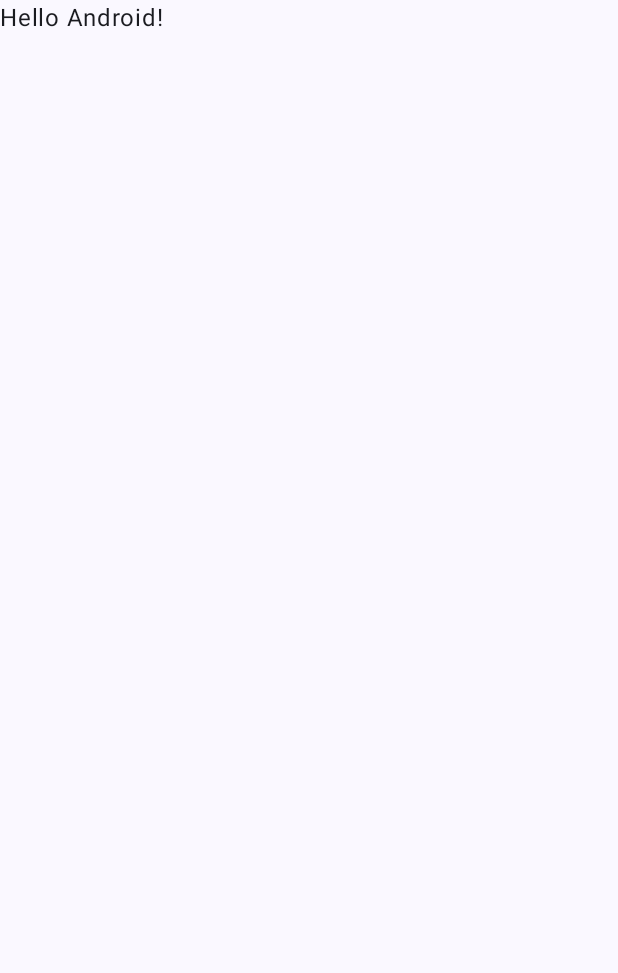
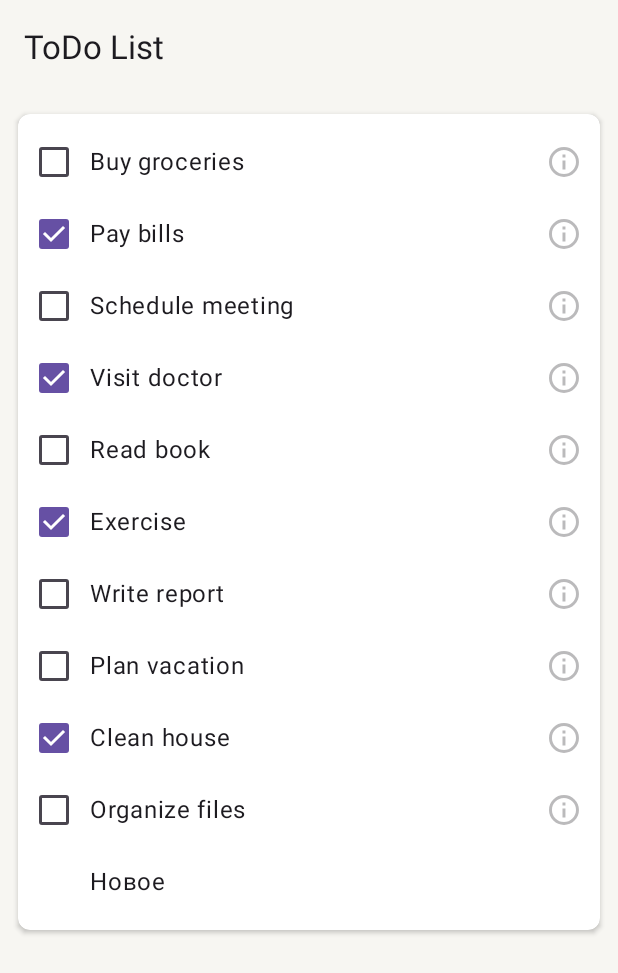
Before and after one commit to Max-Andersen/ToDoApp, an Android app built with Jetpack Compose: the screen it shows after launch (MainActivity), on a phone screen of 412 x 824 dp. Before the commit the part shown is almost empty. Shown: the top 973 px of the screen. Run offline under Robolectric (Android 15) with nearby library versions, the phone set to English and light mode, and no system bars.

Commit message:
feature: заготовка под экран todo'шек

```diff
--- a/app/src/main/java/com/toloknov/summerschool/todoapp/MainActivity.kt
+++ b/app/src/main/java/com/toloknov/summerschool/todoapp/MainActivity.kt
@@ -3,6 +3,7 @@ package com.toloknov.summerschool.todoapp
 import android.os.Bundle
 import androidx.activity.ComponentActivity
 import androidx.activity.compose.setContent
+import androidx.activity.enableEdgeToEdge
 import androidx.compose.foundation.layout.fillMaxSize
 import androidx.compose.material3.MaterialTheme
 import androidx.compose.material3.Surface
@@ -10,20 +11,20 @@ import androidx.compose.material3.Text
 import androidx.compose.runtime.Composable
 import androidx.compose.ui.Modifier
 import androidx.compose.ui.tooling.preview.Preview
+import androidx.navigation.compose.rememberNavController
+import com.toloknov.summerschool.todoapp.ui.AppNavGraph
 import com.toloknov.summerschool.todoapp.ui.theme.ToDoAppTheme
 
 class MainActivity : ComponentActivity() {
     override fun onCreate(savedInstanceState: Bundle?) {
         super.onCreate(savedInstanceState)
+        enableEdgeToEdge()
         setContent {
             ToDoAppTheme {
-                // A surface container using the 'background' color from the theme
-                Surface(
-                    modifier = Modifier.fillMaxSize(),
-                    color = MaterialTheme.colorScheme.background
-                ) {
-                    Greeting("Android")
-                }
+                AppNavGraph(
+                    startDestination = "list",
+                    navController = rememberNavController()
+                )
             }
         }
     }
--- a/app/src/main/java/com/toloknov/summerschool/todoapp/data/repository/TodoItemsRepositoryImpl.kt
+++ b/app/src/main/java/com/toloknov/summerschool/todoapp/data/repository/TodoItemsRepositoryImpl.kt
@@ -1,5 +1,6 @@
 package com.toloknov.summerschool.todoapp.data.repository
 
+import android.util.Log
 import com.toloknov.summerschool.todoapp.data.mapper.toDomain
 import com.toloknov.summerschool.todoapp.data.mapper.toEntity
 import com.toloknov.summerschool.todoapp.data.model.TodoItemEntity
@@ -7,6 +8,8 @@ import com.toloknov.summerschool.todoapp.domain.api.TodoItemsRepository
 import com.toloknov.summerschool.todoapp.domain.model.ItemImportance
 import com.toloknov.summerschool.todoapp.domain.model.TodoItem
 import kotlinx.coroutines.flow.Flow
+import kotlinx.coroutines.flow.MutableStateFlow
+import kotlinx.coroutines.flow.asStateFlow
 import kotlinx.coroutines.flow.flow
 import java.time.Instant
 import java.time.ZoneId
@@ -98,22 +101,45 @@ class TodoItemsRepositoryImpl : TodoItemsRepository {
         )
     )
 
-    override fun getAllItems(): Flow<TodoItem> = flow { items.forEach { emit(it.toDomain()) } }
+    private val dataFlow: MutableStateFlow<List<TodoItemEntity>> = MutableStateFlow(items)
+
+    override fun getAllItems(): Flow<List<TodoItem>> =
+        flow {
+            dataFlow.collect{
+                Log.d("TodoItemsRepositoryImpl", "collect ${dataFlow.value.size}")
+
+                emit(it.map { it.toDomain() })
+            }
+        }
 
     override suspend fun getById(itemId: String): TodoItem? =
-        items.find { entity -> entity.id == itemId }?.toDomain()
+        dataFlow.value.find { entity -> entity.id == itemId }?.toDomain()
 
     override suspend fun addItem(item: TodoItem) {
-        items.add(item.toEntity())
+        val newList = dataFlow.value.toMutableList()
+        newList.add(item.toEntity())
+        dataFlow.value = newList
     }
 
     override suspend fun updateItem(item: TodoItem) {
         val index = items.indexOfFirst { it.id == item.id }
+        if (index == -1) return
         items[index] = item.toEntity()
+    }
+
+    override suspend fun setDoneStatusForItem(itemId: String, isDone: Boolean) {
+        val items = dataFlow.value.toMutableList()
+        val index = items.indexOfFirst { it.id == itemId }
+        if (index == -1) return
+        items[index] = items[index].copy(isDone = isDone)
+        dataFlow.emit(items)
+        Log.d("TodoItemsRepositoryImpl", "setDoneStatusForItem: $itemId, $isDone")
+        Log.d("TodoItemsRepositoryImpl", "${dataFlow.value.size}")
     }
 
     override suspend fun removeItem(itemId: String) {
         val index = items.indexOfFirst { it.id == itemId }
+        if (index == -1) return
         items.removeAt(index)
     }
 }
--- a/app/src/main/java/com/toloknov/summerschool/todoapp/domain/api/TodoItemsRepository.kt
+++ b/app/src/main/java/com/toloknov/summerschool/todoapp/domain/api/TodoItemsRepository.kt
@@ -4,7 +4,7 @@ import com.toloknov.summerschool.todoapp.domain.model.TodoItem
 import kotlinx.coroutines.flow.Flow
 
 interface TodoItemsRepository {
-    fun getAllItems(): Flow<TodoItem>
+    fun getAllItems(): Flow<List<TodoItem>>
 
     suspend fun getById(itemId: String): TodoItem?
 
@@ -12,5 +12,7 @@ interface TodoItemsRepository {
 
     suspend fun updateItem(item: TodoItem)
 
+    suspend fun setDoneStatusForItem(itemId: String, isDone: Boolean)
+
     suspend fun removeItem(itemId: String)
 }
--- /dev/null
+++ b/app/src/main/java/com/toloknov/summerschool/todoapp/ui/AppNavGraph.kt
@@ -0,0 +1,22 @@
+package com.toloknov.summerschool.todoapp.ui
+
+import androidx.compose.runtime.Composable
+import androidx.navigation.NavHostController
+import androidx.navigation.compose.NavHost
+import androidx.navigation.compose.composable
+import com.toloknov.summerschool.todoapp.ui.list.TodoItemsList
+
+@Composable
+fun AppNavGraph(
+    startDestination: String,
+    navController: NavHostController
+) {
+    NavHost(
+        navController = navController,
+        startDestination = startDestination
+    ) {
+        composable("list") {
+            TodoItemsList()
+        }
+    }
+}
--- /dev/null
+++ b/app/src/main/java/com/toloknov/summerschool/todoapp/ui/list/TodoItemUi.kt
@@ -0,0 +1,27 @@
+package com.toloknov.summerschool.todoapp.ui.list
+
+import com.toloknov.summerschool.todoapp.domain.model.ItemImportance
+import com.toloknov.summerschool.todoapp.domain.model.TodoItem
+import com.toloknov.summerschool.todoapp.ui.utils.convertToReadable
+
+data class TodoItemUi(
+    val id: String,
+    val text: String,
+    val importance: ItemImportance,
+    val isDone: Boolean,
+    val creationDate: String,
+
+    val deadlineTs: String? = null,
+    val updateTs: String? = null
+)
+
+
+fun TodoItem.toUiModel() = TodoItemUi(
+    id = id,
+    text = text,
+    importance = importance,
+    isDone = isDone,
+    creationDate = creationDate.convertToReadable() ?: "",
+    deadlineTs = deadlineTs?.convertToReadable() ?: "",
+    updateTs = updateTs?.convertToReadable() ?: ""
+)
--- /dev/null
+++ b/app/src/main/java/com/toloknov/summerschool/todoapp/ui/list/TodoItemsList.kt
@@ -0,0 +1,161 @@
+package com.toloknov.summerschool.todoapp.ui.list
+
+import androidx.compose.foundation.background
+import androidx.compose.foundation.layout.Box
+import androidx.compose.foundation.layout.Row
+import androidx.compose.foundation.layout.Spacer
+import androidx.compose.foundation.layout.fillMaxWidth
+import androidx.compose.foundation.layout.padding
+import androidx.compose.foundation.layout.requiredHeight
+import androidx.compose.foundation.layout.size
+import androidx.compose.foundation.lazy.LazyColumn
+import androidx.compose.foundation.lazy.items
+import androidx.compose.foundation.shape.RoundedCornerShape
+import androidx.compose.material3.Checkbox
+import androidx.compose.material3.ExperimentalMaterial3Api
+import androidx.compose.material3.Icon
+import androidx.compose.material3.IconButton
+import androidx.compose.material3.MaterialTheme
+import androidx.compose.material3.Scaffold
+import androidx.compose.material3.Text
+import androidx.compose.material3.TopAppBar
+import androidx.compose.runtime.Composable
+import androidx.compose.runtime.collectAsState
+import androidx.compose.runtime.getValue
+import androidx.compose.ui.Alignment
+import androidx.compose.ui.Modifier
+import androidx.compose.ui.draw.clip
+import androidx.compose.ui.draw.shadow
+import androidx.compose.ui.res.painterResource
+import androidx.compose.ui.tooling.preview.Preview
+import androidx.compose.ui.unit.dp
+import androidx.lifecycle.viewmodel.compose.viewModel
+import com.toloknov.summerschool.todoapp.R
+import com.toloknov.summerschool.todoapp.domain.model.ItemImportance
+import com.toloknov.summerschool.todoapp.ui.theme.PADDING_MEDIUM
+import com.toloknov.summerschool.todoapp.ui.theme.ToDoAppTheme
+import com.toloknov.summerschool.todoapp.ui.utils.convertToReadable
+import java.time.ZonedDateTime
+
+@Composable
+fun TodoItemsList() {
+    val viewModel: TodoItemsListViewModel = viewModel()
+
+    val uiState by viewModel.uiState.collectAsState()
+
+    TodoItemsStateless(
+        items = uiState.items,
+        showDoneItems = uiState.showDoneItems,
+        reduce = viewModel::reduce
+    )
+
+}
+
+@OptIn(ExperimentalMaterial3Api::class)
+@Composable
+private fun TodoItemsStateless(
+    items: List<TodoItemUi>,
+    showDoneItems: Boolean,
+    reduce: (TodoItemsListIntent) -> Unit
+) {
+    Scaffold(
+        modifier = Modifier,
+        topBar = {
+            TopAppBar(title = { Text("ToDo List") })
+        },
+        containerColor = MaterialTheme.colorScheme.surface
+    ) { paddingValues ->
+        LazyColumn(
+            modifier = Modifier
+                .padding(paddingValues)
+                .padding(12.dp)
+                .shadow(2.dp, RoundedCornerShape(PADDING_MEDIUM))
+                .clip(RoundedCornerShape(PADDING_MEDIUM))
+                .background(MaterialTheme.colorScheme.surfaceContainer),
+        ) {
+            item {
+                Spacer(modifier = Modifier.size(PADDING_MEDIUM))
+            }
+            items(items, key = { it.id }) { itemUi ->
+                TodoListItem(
+                    modifier = Modifier.requiredHeight(48.dp),
+                    itemUi = itemUi,
+                    clickOnItem = { reduce(TodoItemsListIntent.ClickOnShowDone) },
+                    onChangeStatus = { newStatus ->
+                        reduce(TodoItemsListIntent.ChangeItemStatus(itemUi.id, newStatus))
+                    },
+                    onDelete = { reduce(TodoItemsListIntent.DeleteItem(itemUi.id)) }
+                )
+            }
+            item {
+                Box(
+                    modifier = Modifier
+                        .padding(start = 48.dp)
+                        .requiredHeight(48.dp),
+                    contentAlignment = Alignment.Center
+                ) {
+                    Text(
+                        text = "Новое",
+                    )
+                }
+
+            }
+            item {
+                Spacer(modifier = Modifier.size(PADDING_MEDIUM))
+            }
+        }
+
+
+    }
+}
+
+@Composable
+private fun TodoListItem(
+    modifier: Modifier = Modifier,
+    itemUi: TodoItemUi,
+    clickOnItem: () -> Unit,
+    onChangeStatus: (Boolean) -> Unit,
+    onDelete: () -> Unit
+) {
+    Row(
+        modifier = modifier
+            .fillMaxWidth(),
+        verticalAlignment = Alignment.CenterVertically
+    ) {
+        Checkbox(
+            checked = itemUi.isDone,
+            onCheckedChange = { newStatus -> onChangeStatus(newStatus) })
+        Text(
+            modifier = Modifier
+                .weight(1f),
+            text = itemUi.text
+        )
+        IconButton(onClick = clickOnItem) {
+            Icon(
+                painter = painterResource(id = R.drawable.ic_info_24),
+                contentDescription = null
+            )
+        }
+    }
+}
+
+@Preview
+@Composable
+private fun TodoItemListPreview() {
+    ToDoAppTheme {
+        TodoItemsStateless(
+            items = listOf(
+                TodoItemUi(
+                    id = "1",
+                    text = "Купить хлеб",
+                    importance = ItemImportance.LOW,
+                    creationDate = ZonedDateTime.now().convertToReadable() ?: "",
+                    isDone = false,
+                    updateTs = null
+                )
+            ),
+            reduce = {},
+            showDoneItems = true
+        )
+    }
+}
--- /dev/null
+++ b/app/src/main/java/com/toloknov/summerschool/todoapp/ui/list/TodoItemsListViewModel.kt
@@ -0,0 +1,77 @@
+package com.toloknov.summerschool.todoapp.ui.list
+
+import androidx.lifecycle.ViewModel
+import androidx.lifecycle.viewModelScope
+import com.toloknov.summerschool.todoapp.data.repository.TodoItemsRepositoryImpl
+import com.toloknov.summerschool.todoapp.domain.api.TodoItemsRepository
+import com.toloknov.summerschool.todoapp.domain.model.TodoItem
+import kotlinx.coroutines.flow.MutableSharedFlow
+import kotlinx.coroutines.flow.MutableStateFlow
+import kotlinx.coroutines.flow.SharedFlow
+import kotlinx.coroutines.flow.SharingStarted
+import kotlinx.coroutines.flow.StateFlow
+import kotlinx.coroutines.flow.asSharedFlow
+import kotlinx.coroutines.flow.combine
+import kotlinx.coroutines.flow.stateIn
+import kotlinx.coroutines.flow.update
+import kotlinx.coroutines.launch
+
+class TodoItemsListViewModel(
+    private val todoItemsRepository: TodoItemsRepository = TodoItemsRepositoryImpl()
+) : ViewModel() {
+
+    private val allItems = todoItemsRepository.getAllItems()
+
+    private val _uiState: MutableStateFlow<TodoItemsListUiState> =
+        MutableStateFlow(TodoItemsListUiState())
+
+
+    val uiState: StateFlow<TodoItemsListUiState> =
+        combine(allItems, _uiState) { items, uiState ->
+            val itemsToShow = if (uiState.showDoneItems) items else items.filter { !it.isDone }
+
+            TodoItemsListUiState(
+                items = itemsToShow.map { it.toUiModel() },
+                showDoneItems = uiState.showDoneItems
+            )
+        }.stateIn(viewModelScope, SharingStarted.WhileSubscribed(), TodoItemsListUiState())
+
+
+    private val _effect = MutableSharedFlow<TodoItemsListEffect>()
+    val effect: SharedFlow<TodoItemsListEffect> = _effect.asSharedFlow()
+
+    fun reduce(intent: TodoItemsListIntent) = viewModelScope.launch {
+        when (intent) {
+            is TodoItemsListIntent.ClickOnShowDone -> {
+                _uiState.update { lastState ->
+                    lastState.copy(
+                        showDoneItems = !lastState.showDoneItems
+                    )
+                }
+            }
+
+            is TodoItemsListIntent.DeleteItem -> {
+                todoItemsRepository.removeItem(intent.itemId)
+            }
+
+            is TodoItemsListIntent.ChangeItemStatus -> {
+                todoItemsRepository.setDoneStatusForItem(intent.itemId, intent.newStatus)
+            }
+        }
+    }
+}
+
+data class TodoItemsListUiState(
+    val items: List<TodoItemUi> = emptyList(),
+    val showDoneItems: Boolean = true
+)
+
+sealed class TodoItemsListEffect {
+}
+
+sealed class TodoItemsListIntent {
+    data object ClickOnShowDone : TodoItemsListIntent()
+    data class ChangeItemStatus(val itemId: String, val newStatus: Boolean) : TodoItemsListIntent()
+    data class DeleteItem(val itemId: String) : TodoItemsListIntent()
+
+}
--- /dev/null
+++ b/app/src/main/java/com/toloknov/summerschool/todoapp/ui/navigation/Screen.kt
@@ -0,0 +1,5 @@
+package com.toloknov.summerschool.todoapp.ui.navigation
+
+object Screen {
+
+}
--- a/app/src/main/java/com/toloknov/summerschool/todoapp/ui/theme/Theme.kt
+++ b/app/src/main/java/com/toloknov/summerschool/todoapp/ui/theme/Theme.kt
@@ -10,21 +10,26 @@ import androidx.compose.material3.dynamicLightColorScheme
 import androidx.compose.material3.lightColorScheme
 import androidx.compose.runtime.Composable
 import androidx.compose.runtime.SideEffect
+import androidx.compose.ui.graphics.Color
 import androidx.compose.ui.graphics.toArgb
 import androidx.compose.ui.platform.LocalContext
 import androidx.compose.ui.platform.LocalView
+import androidx.compose.ui.unit.dp
 import androidx.core.view.WindowCompat
 
-private val DarkColorScheme = darkColorScheme(
-    primary = Purple80,
-    secondary = PurpleGrey80,
-    tertiary = Pink80
-)
+// Paddings
+val PADDING_LARGE = 32.dp
+val PADDING_BIG = 16.dp
+val PADDING_MEDIUM = 8.dp
+val PADDING_SMALL = 4.dp
+
 
 private val LightColorScheme = lightColorScheme(
     primary = Purple40,
     secondary = PurpleGrey40,
-    tertiary = Pink40
+    tertiary = Pink40,
+    surface = Color(0xFFf7f6f2),
+    surfaceContainer = Color(0xFFFFFFFF)
 
     /* Other default colors to override
     background = Color(0xFFFFFBFE),
@@ -37,6 +42,15 @@ private val LightColorScheme = lightColorScheme(
     */
 )
 
+private val DarkColorScheme = darkColorScheme(
+    primary = Purple80,
+    secondary = PurpleGrey80,
+    tertiary = Pink80,
+    surface = Color(0xFF161618),
+    surfaceContainer = Color(0xFF252528)
+)
+
+
 @Composable
 fun ToDoAppTheme(
     darkTheme: Boolean = isSystemInDarkTheme(),
@@ -45,10 +59,10 @@ fun ToDoAppTheme(
     content: @Composable () -> Unit
 ) {
     val colorScheme = when {
-        dynamicColor && Build.VERSION.SDK_INT >= Build.VERSION_CODES.S -> {
-            val context = LocalContext.current
-            if (darkTheme) dynamicDarkColorScheme(context) else dynamicLightColorScheme(context)
-        }
+//        dynamicColor && Build.VERSION.SDK_INT >= Build.VERSION_CODES.S -> {
+//            val context = LocalContext.current
+//            if (darkTheme) dynamicDarkColorScheme(context) else dynamicLightColorScheme(context)
+//        }
 
         darkTheme -> DarkColorScheme
         else -> LightColorScheme
@@ -57,8 +71,8 @@ fun ToDoAppTheme(
     if (!view.isInEditMode) {
         SideEffect {
             val window = (view.context as Activity).window
-            window.statusBarColor = colorScheme.primary.toArgb()
-            WindowCompat.getInsetsController(window, view).isAppearanceLightStatusBars = darkTheme
+            window.statusBarColor = android.graphics.Color.TRANSPARENT
+            WindowCompat.getInsetsController(window, view).isAppearanceLightStatusBars = !darkTheme
         }
     }
 
--- /dev/null
+++ b/app/src/main/java/com/toloknov/summerschool/todoapp/ui/utils/DateUtils.kt
@@ -0,0 +1,16 @@
+package com.toloknov.summerschool.todoapp.ui.utils
+
+import java.text.SimpleDateFormat
+import java.time.ZonedDateTime
+import java.time.format.DateTimeFormatter
+import java.util.Date
+import java.util.Locale
+
+fun Date.convertToReadable(): String = SimpleDateFormat("dd.MM.yyyy, HH:mm", Locale("ru")).format(this)
+
+fun Date.convertToReadableTimeLess(): String = SimpleDateFormat("dd.MM.yyyy").format(this)
+
+
+fun ZonedDateTime.convertToReadable(): String? {
+    return this.format(DateTimeFormatter.ofPattern("dd.MM.yyyy"))
+}
--- /dev/null
+++ b/app/src/main/res/drawable/ic_info_24.xml
@@ -0,0 +1,10 @@
+<vector xmlns:android="http://schemas.android.com/apk/res/android"
+    android:width="24dp"
+    android:height="24dp"
+    android:viewportWidth="24"
+    android:viewportHeight="24">
+  <path
+      android:pathData="M11,8.984V6.969H12.969V8.984H11ZM6.313,17.656C7.906,19.219 9.797,20 11.984,20C14.172,20 16.047,19.219 17.609,17.656C19.203,16.063 20,14.172 20,11.984C20,9.797 19.203,7.922 17.609,6.359C16.047,4.766 14.172,3.969 11.984,3.969C9.797,3.969 7.906,4.766 6.313,6.359C4.75,7.922 3.969,9.797 3.969,11.984C3.969,14.172 4.75,16.063 6.313,17.656ZM4.906,4.953C6.875,2.984 9.234,2 11.984,2C14.734,2 17.078,2.984 19.016,4.953C20.984,6.891 21.969,9.234 21.969,11.984C21.969,14.734 20.984,17.094 19.016,19.063C17.078,21 14.734,21.969 11.984,21.969C9.234,21.969 6.875,21 4.906,19.063C2.969,17.094 2,14.734 2,11.984C2,9.234 2.969,6.891 4.906,4.953ZM11,17V11H12.969V17H11Z"
+      android:fillColor="#000000"
+      android:fillAlpha="0.3"/>
+</vector>
--- a/gradle/libs.versions.toml
+++ b/gradle/libs.versions.toml
@@ -1,6 +1,6 @@
 [versions]
 agp = "8.3.1"
-kotlin = "1.9.22"
+kotlin = "1.9.24"
 coreKtx = "1.13.1"
 junit = "4.13.2"
 junitVersion = "1.1.5"
@@ -8,9 +8,12 @@ espressoCore = "3.5.1"
 lifecycleRuntimeKtx = "2.8.2"
 activityCompose = "1.9.0"
 composeBom = "2024.06.00"
+navigationCompose = "2.7.6"
+navigationRuntimeKtx = "2.7.7"
 
 [libraries]
 androidx-core-ktx = { group = "androidx.core", name = "core-ktx", version.ref = "coreKtx" }
+androidx-navigation-compose = { module = "androidx.navigation:navigation-compose", version.ref = "navigationCompose" }
 junit = { group = "junit", name = "junit", version.ref = "junit" }
 androidx-junit = { group = "androidx.test.ext", name = "junit", version.ref = "junitVersion" }
 androidx-espresso-core = { group = "androidx.test.espresso", name = "espresso-core", version.ref = "espressoCore" }
@@ -24,6 +27,7 @@ androidx-ui-tooling-preview = { group = "androidx.compose.ui", name = "ui-toolin
 androidx-ui-test-manifest = { group = "androidx.compose.ui", name = "ui-test-manifest" }
 androidx-ui-test-junit4 = { group = "androidx.compose.ui", name = "ui-test-junit4" }
 androidx-material3 = { group = "androidx.compose.material3", name = "material3" }
+androidx-navigation-runtime-ktx = { group = "androidx.navigation", name = "navigation-runtime-ktx", version.ref = "navigationRuntimeKtx" }
 
 [plugins]
 androidApplication = { id = "com.android.application", version.ref = "agp" }
```
Also changed, not shown: app/build.gradle.kts (+5 -2 lines), app/src/main/java/com/toloknov/summerschool/todoapp/ui/modifier/SwipeToDismissModifier.kt (added, +79 -0 lines).
